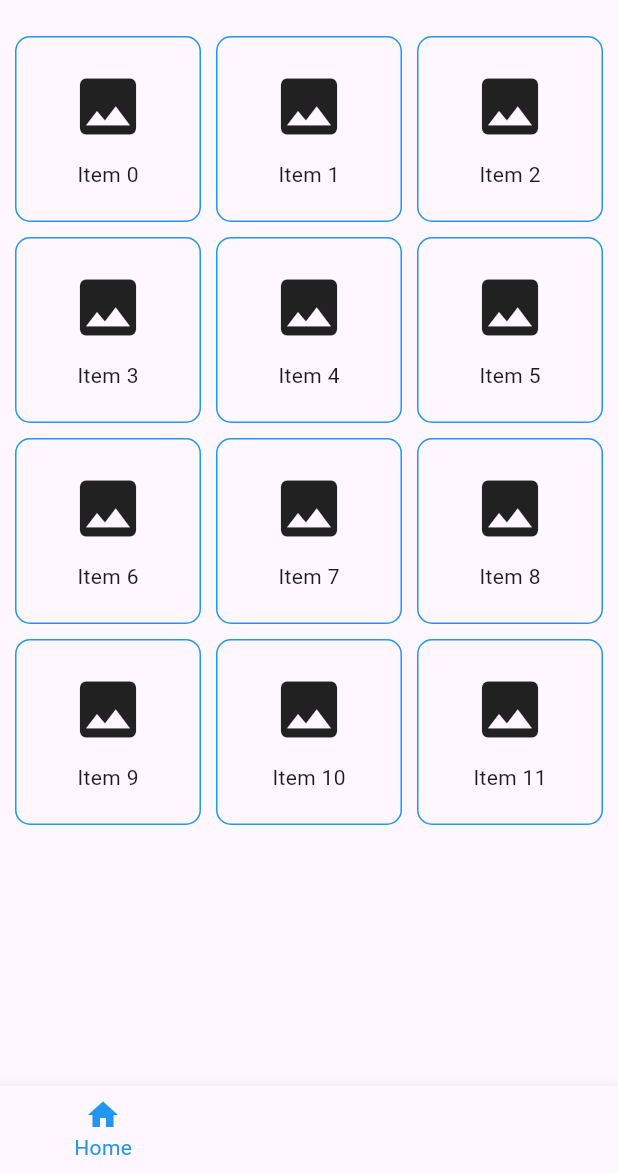
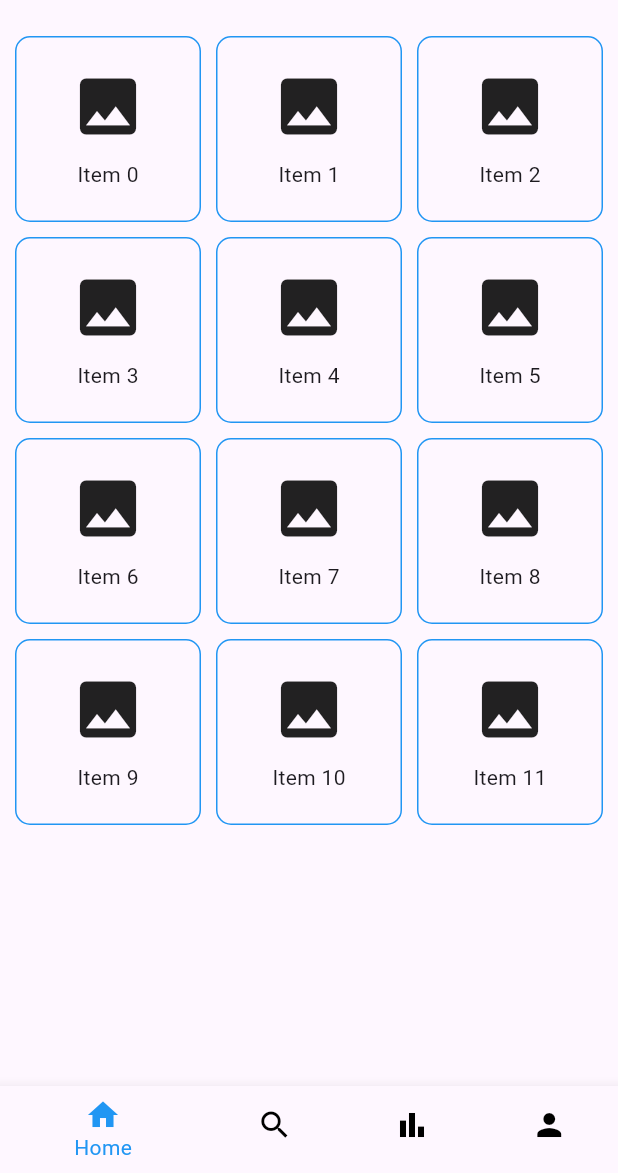
Before and after one commit to tinywaferShark/storage_assistant-, a Flutter app: the screen it shows after launch, on a phone screen of 412 x 824 dp, the part 63-1236 px from its top. Run offline on Flutter 3.47's test engine with Material 3 defaults, Android fonts, the phone set to English and light mode, and no system bars.

Commit message:
fix:Fixed the issue where the default bottom navigation bar color was not visible.

```diff
--- a/lib/home.dart
+++ b/lib/home.dart
@@ -30,7 +30,6 @@ class _HomePageState extends State<HomePage> {
             icon: Icon(Icons.add),
             iconSize: 36.0, // 修改图标大小为36.0，可以根据需要调整
             onPressed: () {
-              // 打开一个新页面或显示一个对话框来添加存储信息
               Navigator.push(
                 context,
                 MaterialPageRoute(builder: (context) => AddItemPage()),
@@ -61,12 +60,12 @@ class _HomePageState extends State<HomePage> {
         ],
         currentIndex: _selectedIndex,
         selectedItemColor: Colors.blue,
+        unselectedItemColor: Colors.black, // 设置未被选中时的颜色为黑色
         onTap: _onItemTapped,
       ),
     );
   }
 }
-
 
 class MainPage extends StatelessWidget {
   @override
```
